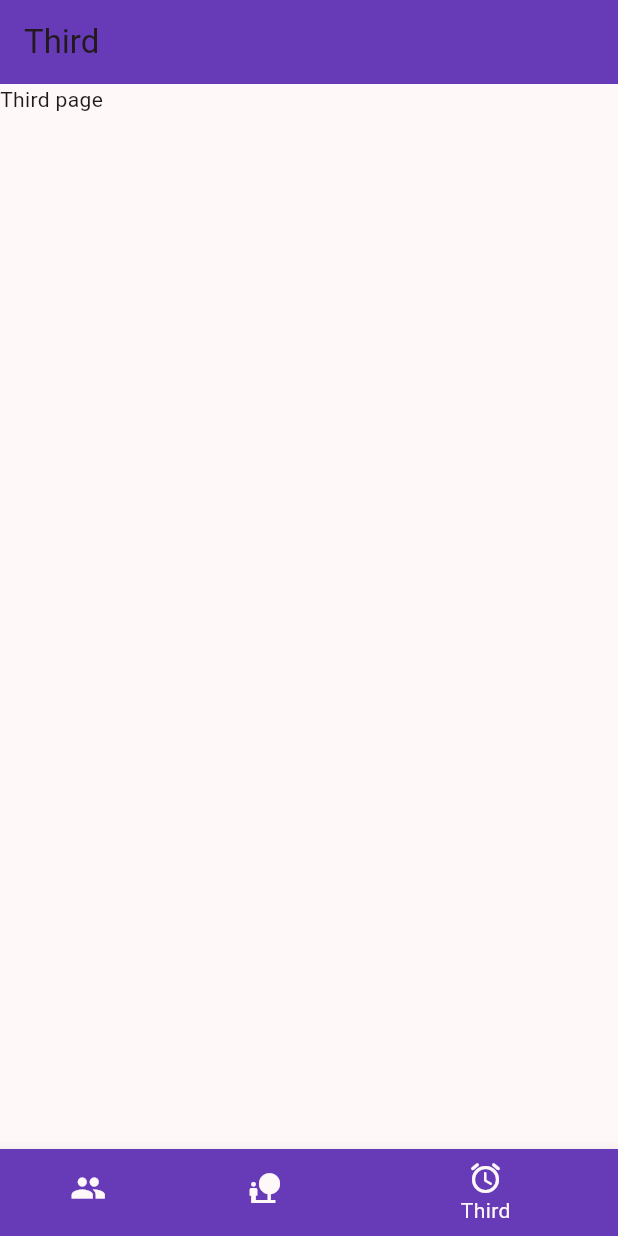
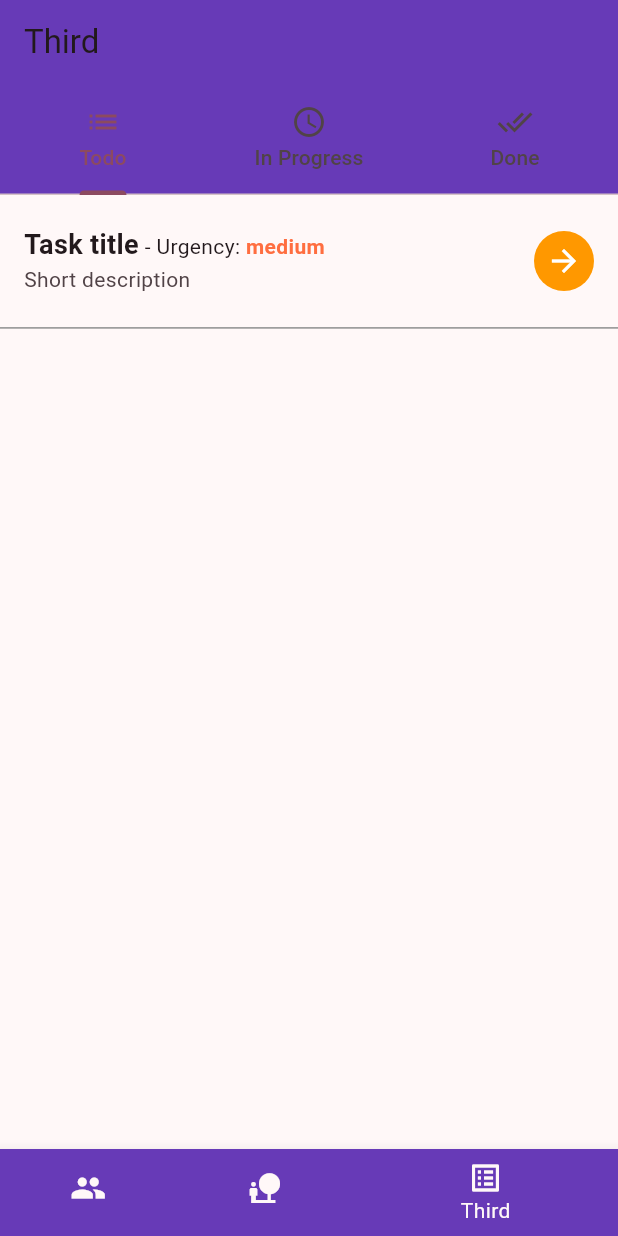
Before and after one commit to theShus/Learning_Flutter, a Flutter app: the screen it shows after launch, item 3 of the bottom bar chosen, on a phone screen of 412 x 824 dp. Run offline on Flutter 3.47's test engine with Material 2 defaults, Android fonts, the phone set to English and light mode, and no system bars; our stand-ins replace dio, equatable, flutter_bloc, mvc_pattern.

Commit message:
Created a task item and MVC to support it

```diff
--- a/lib/main.dart
+++ b/lib/main.dart
@@ -1,7 +1,7 @@
 import 'package:flutter/material.dart';
 import 'package:learning_demo/pages/navigator/navigator_people.dart';
 import 'package:learning_demo/pages/navigator/navigator_people_bloc.dart';
-import 'package:learning_demo/pages/navigator/navigator_third.dart';
+import 'package:learning_demo/pages/navigator/navigator_tasks.dart';
 
 void main() {
   runApp(const MyAppNavigator());
@@ -17,8 +17,8 @@ class _NavigatorState extends State<MyAppNavigator> {
   int currentPageIndex = 0;
   final screens = [
     PeoplePage(),
-    SecondPage(),
-    ThirdPage()
+    SecondPeoplePage(),
+    TasksPage()
   ];
 
   @override
@@ -50,7 +50,7 @@ class _NavigatorState extends State<MyAppNavigator> {
                   backgroundColor: Colors.red),
               BottomNavigationBarItem(
                   label: "Third",
-                  icon: Icon(Icons.access_alarm_rounded),
+                  icon: Icon(Icons.list_alt),
                   backgroundColor: Colors.deepPurple),
             ],
             currentIndex: currentPageIndex,//current index is what is selected currently
--- /dev/null
+++ b/lib/models/task.dart
@@ -0,0 +1,12 @@
+class Task {
+  String title;
+  String description;
+  Urgency urgency;
+  Progress progress;
+
+  Task({required this.title, required this.description, required this.urgency, this.progress = Progress.todo});
+}
+
+enum Urgency {high, medium, low}
+
+enum Progress {todo, inProgress, done}
--- a/lib/pages/navigator/navigator_people_bloc.dart
+++ b/lib/pages/navigator/navigator_people_bloc.dart
@@ -5,7 +5,7 @@ import 'package:learning_demo/pages/people_bloc/people_page.dart';
 import 'package:learning_demo/rest_client.dart';
 
 
-class SecondPage extends StatelessWidget{
+class SecondPeoplePage extends StatelessWidget{
 
   @override
   Widget build(BuildContext context) {
--- /dev/null
+++ b/lib/pages/navigator/navigator_tasks.dart
@@ -0,0 +1,35 @@
+import 'package:flutter/material.dart';
+import 'package:learning_demo/models/task.dart';
+import 'package:learning_demo/recycler_items/task_item.dart';
+
+class TasksPage extends StatelessWidget {
+  @override
+  Widget build(BuildContext context) {
+    return Scaffold(
+      body: DefaultTabController(
+        length: 3,
+        child: Scaffold(
+          appBar: AppBar(
+            title: Text("Third"),
+            backgroundColor: Colors.deepPurple,
+            bottom: TabBar(tabs: [
+              Tab(text: "Todo", icon: Icon(Icons.list)),
+              Tab(text: "In Progress", icon: Icon(Icons.access_time_sharp)),
+              Tab(text: "Done", icon: Icon(Icons.done_all_outlined)),
+            ]),
+          ),
+          body: TabBarView(
+            children: [
+              TaskItem(task: Task(
+                  title: "Task title",
+                  description: "Short description",
+                  urgency: Urgency.medium)),
+              Text("Second"),
+              Text("Third"),
+            ],
+          ),
+        ),
+      )
+    );
+  }
+}
--- a/lib/pages/navigator/navigator_third.dart
+++ /dev/null
@@ -1,16 +0,0 @@
-import 'package:flutter/material.dart';
-
-class ThirdPage extends StatelessWidget{
-  @override
-  Widget build(BuildContext context) {
-    return Scaffold(
-        appBar: AppBar(
-          title: const Text("Third"),
-          backgroundColor: Colors.deepPurple,
-        ),
-        body: Text("Third page"));
-  }
-
-  //todo postavi MVC za mozda note keeping ili tasks
-
-}
--- /dev/null
+++ b/lib/pages/tabs/done_page.dart
@@ -0,0 +1,13 @@
+import 'package:flutter/material.dart';
+import '../../tabs_mvc/tabs_controller.dart';
+
+class DonePage extends StatelessWidget{
+
+  final TabsController tabsController = TabsController();
+
+  @override
+  Widget build(BuildContext context) {
+    return Scaffold();
+  }
+
+}
--- /dev/null
+++ b/lib/pages/tabs/inprogress_page.dart
@@ -0,0 +1,13 @@
+import 'package:flutter/material.dart';
+import '../../tabs_mvc/tabs_controller.dart';
+
+class InProgressPage extends StatelessWidget{
+
+  final TabsController tabsController = TabsController();
+
+  @override
+  Widget build(BuildContext context) {
+    return Scaffold();
+  }
+
+}
--- /dev/null
+++ b/lib/pages/tabs/todo_page.dart
@@ -0,0 +1,13 @@
+import 'package:flutter/material.dart';
+import 'package:learning_demo/tabs_mvc/tabs_controller.dart';
+
+class TodoPage extends StatelessWidget{
+
+  final TabsController tabsController = TabsController();
+
+  @override
+  Widget build(BuildContext context) {
+    return Scaffold();
+  }
+
+}
--- /dev/null
+++ b/lib/recycler_items/task_item.dart
@@ -0,0 +1,90 @@
+import 'package:flutter/material.dart';
+import '../models/task.dart';
+
+class TaskItem extends StatelessWidget {
+  final Task task;
+
+  TaskItem({Key? key, required this.task}) : super(key: key);
+
+  @override
+  Widget build(BuildContext context) {
+    return Column(
+      children: [
+        Container(
+          decoration: BoxDecoration(
+            border: Border(
+              bottom: BorderSide(
+                  color: Colors.grey, width: 1.0), // Add a line separator
+            ),
+          ),
+          child: ListTile(
+            contentPadding: EdgeInsets.symmetric(
+                horizontal: 16.0, vertical: 8.0),
+            title: RichText(
+              text: TextSpan(
+                style: DefaultTextStyle
+                    .of(context)
+                    .style,
+                children: [
+                  TextSpan(
+                    text: task.title,
+                    style: TextStyle(fontWeight: FontWeight.bold, fontSize: 18),
+                  ),
+                  TextSpan(
+                    text: ' - Urgency: ',
+                  ),
+                  if (task.urgency == Urgency.low)
+                    _urgencyText(Colors.orangeAccent)
+                  else if (task.urgency == Urgency.medium)
+                    _urgencyText(Colors.deepOrangeAccent)
+                  else _urgencyText(Colors.red)
+                ],
+              ),
+            ),
+            subtitle: Text(task.description),
+            trailing: Row(
+              mainAxisSize: MainAxisSize.min,
+              // Ensure the Row takes minimum space
+              children: [
+                if (task.progress != Progress.todo)
+                  _roundedButton(Icons.arrow_back, Colors.orange, () {
+                    // Handle the left button action
+                  }),
+                SizedBox(height: 0, width: 15),
+                if (task.progress != Progress.done)
+                  _roundedButton(Icons.arrow_forward, Colors.orange, () {
+                    // Handle the left button action
+                  }),
+              ],
+            ),
+          ),
+        ),
+        Divider(height: 0.0, color: Colors.grey), // Add a divider at the bottom
+      ],
+    );
+  }
+
+  Widget _roundedButton(IconData icon, Color color, VoidCallback onPressed) {
+    return Container(
+      width: 40.0,
+      height: 40.0,
+      decoration: BoxDecoration(
+        shape: BoxShape.circle,
+        color: color,
+      ),
+      child: IconButton(
+        icon: Icon(icon),
+        color: Colors.white,
+        onPressed: onPressed,
+      ),
+    );
+  }
+
+  TextSpan _urgencyText(Color color){
+    return TextSpan(
+        text: '${task.urgency.toString().split('.').last}',
+        style: TextStyle(fontWeight: FontWeight.bold,
+        color: color)
+    );
+  }
+}
--- a/lib/rest_client.dart
+++ b/lib/rest_client.dart
@@ -9,7 +9,7 @@ class RestClient{
   //This line defines a factory constructor for the RestClient class. Factory constructors are used to control the instantiation of objects.
   //In this case, it returns the _singleton instance created earlier. Factory constructors allow you to ensure that only a single
   //instance of a class is created during the application's lifetime.
-  factory RestClient(){
+  factory RestClient(){ //FACTORY KEYWORD allows you to return an instance of the class (here returning _singleton instance)
     return _singleton;
   }
 
--- /dev/null
+++ b/lib/tabs_mvc/tabs_controller.dart
@@ -0,0 +1,46 @@
+import 'package:flutter/foundation.dart';
+import 'package:learning_demo/tabs_mvc/tabs_model.dart';
+import 'package:mvc_pattern/mvc_pattern.dart';
+
+import '../models/task.dart';
+
+class TabsController extends ControllerMVC {
+
+  static TabsController _tabsSingleton = TabsController._initSingleton();
+
+  factory TabsController() {
+    return _tabsSingleton;
+  }
+
+  TabsController._initSingleton();
+
+
+  List<Task> get todoTasks => TabsModel.todoTasks;
+  List<Task> get inProgressTasks => TabsModel.inProgressTasks;
+  List<Task> get doneTasks => TabsModel.doneTasks;
+
+  void moveTaskToInProgress(Task task) {
+    TabsModel.todoTasks.remove(task);
+    TabsModel.inProgressTasks.add(task);
+  }
+
+  void moveTaskToTodo(Task task) {
+    TabsModel.inProgressTasks.remove(task);
+    TabsModel.todoTasks.add(task);
+  }
+
+  void moveTaskToDone(Task task) {
+    TabsModel.inProgressTasks.remove(task);
+    TabsModel.doneTasks.add(task);
+  }
+
+  void createTask(String title, String description, Urgency urgency){
+    TabsModel.todoTasks.add(Task(title: title, description: description, urgency: urgency));
+  }
+
+  void deleteTask(Task task) {
+    //todo napravi switch ili nekako saznaj gde se nalazi objekat, isto za edit
+  }
+
+  void editTask(Task task) {}
+}
--- /dev/null
+++ b/lib/tabs_mvc/tabs_model.dart
@@ -0,0 +1,9 @@
+import '../models/task.dart';
+
+class TabsModel {
+
+  static List<Task> todoTasks = [];
+  static List<Task> inProgressTasks = [];
+  static List<Task> doneTasks = [];
+
+}
--- a/pubspec.yaml
+++ b/pubspec.yaml
@@ -36,6 +36,7 @@ dependencies:
   url_launcher: ^6.0.0
   flutter_bloc: ^8.0.1
   equatable: ^2.0.3
+  mvc_pattern: ^8.12.0
 
   # The following adds the Cupertino Icons font to your application.
   # Use with the CupertinoIcons class for iOS style icons.
```
Also changed, not shown: lib/models/person.dart (+5 -6 lines), pubspec.lock.
